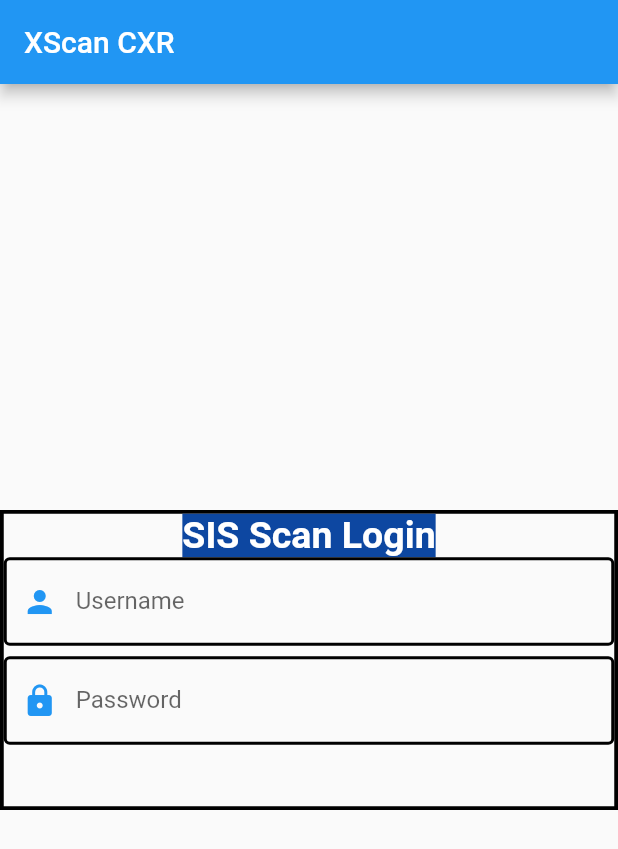
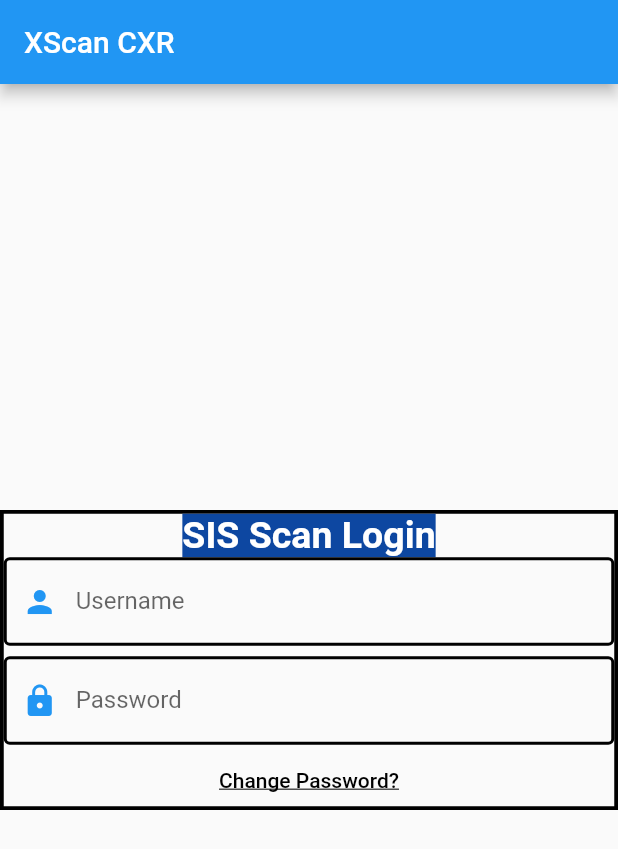
Before and after one commit to JosephLattisaw/sisrover, a Flutter app: the screen it shows after launch, on a phone screen of 412 x 824 dp. Shown: the top 849 px of the screen. Run offline on Flutter 3.47's test engine with Material 2 defaults, Android fonts, the phone set to English and light mode, and no system bars; missing offline and left inert: window_size.

Commit message:
added change password button

```diff
--- a/sisrover_gui/lib/screens/login/login_screen.dart
+++ b/sisrover_gui/lib/screens/login/login_screen.dart
@@ -73,6 +73,16 @@ class _MyHomePageState extends State<MyHomePage> {
                       ],
                     ),
                   ),
+                  TextButton(
+                    onPressed: null, //TODO
+                    child: Text(
+                      "Change Password?",
+                      style: TextStyle(
+                        color: Colors.black,
+                        decoration: TextDecoration.underline,
+                      ),
+                    ),
+                  ),
                 ],
               ),
             )
```
